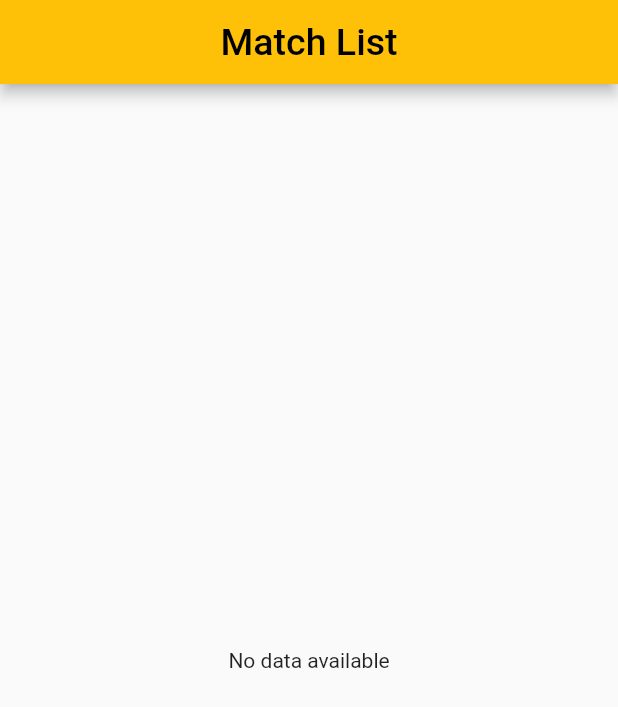
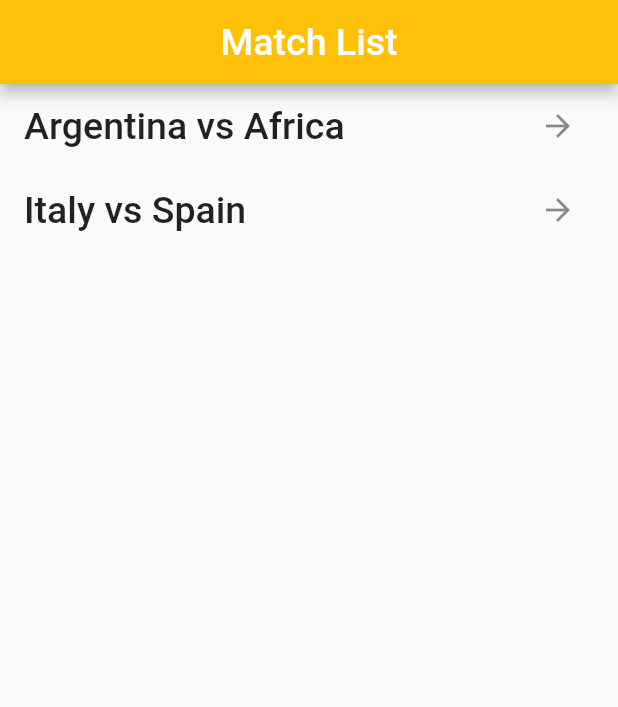
Before and after one commit to moniruzzaman76/simple-football-live-score-app-, a Flutter app: the screen it shows after launch, on a phone screen of 412 x 824 dp. Shown: the top 707 px of the screen. Run offline on Flutter 3.47's test engine with Material 2 defaults, Android fonts, the phone set to English and light mode, and no system bars; our stand-ins replace cloud_firestore, firebase_core; accounts and stored records are empty.

Commit message:
football live score app

```diff
--- a/lib/main.dart
+++ b/lib/main.dart
@@ -1,9 +1,9 @@
 import 'package:firebase_core/firebase_core.dart';
 import 'package:flutter/material.dart';
 import 'firebase_options.dart';
-import 'match_list_screen.dart';
+import 'match_list.dart';
 
-void main()async {
+Future<void> main()async {
   WidgetsFlutterBinding.ensureInitialized();
    await Firebase.initializeApp(
     options: DefaultFirebaseOptions.currentPlatform,
@@ -16,12 +16,9 @@ class MyApp extends StatelessWidget {
 
   @override
   Widget build(BuildContext context) {
-    return MaterialApp(
+    return const MaterialApp(
       debugShowCheckedModeBanner: false,
-      theme: ThemeData(
-        primarySwatch: Colors.amber
-      ),
-      home: const MatchListScreen(),
+      home: HomeScreen(),
     );
   }
 }
--- a/lib/match.dart
+++ /dev/null
@@ -1,30 +0,0 @@
-import 'package:cloud_firestore/cloud_firestore.dart';
-
-class Match {
-  final String teamA;
-  final String teamB;
-  final int goalsTeamA;
-  final int goalsTeamB;
-  final String runningTime;
-  final int totalMinutes;
-
-  Match({
-    required this.teamA,
-    required this.teamB,
-    required this.goalsTeamA,
-    required this.goalsTeamB,
-     required this.runningTime,
-    required this.totalMinutes,
-  });
-
-  factory Match.fromSnapshot(QueryDocumentSnapshot<Map<String, dynamic>> snapshot) {
-    return Match(
-      teamA: snapshot.data()['team_name_a'],
-      teamB: snapshot.data()['team_name_b'],
-      goalsTeamA: snapshot.data()['team_a_score'],
-      goalsTeamB: snapshot.data()['team_b_score'],
-      runningTime: snapshot.data()["runing_time"],
-      totalMinutes: snapshot.data()['total_time'],
-    );
-  }
-}
--- /dev/null
+++ b/lib/match_list.dart
@@ -0,0 +1,51 @@
+import 'package:flutter/material.dart';
+import 'match_number_two.dart';
+import 'match_number_one.dart';
+
+class HomeScreen extends StatelessWidget {
+  const HomeScreen({super.key});
+
+  @override
+  Widget build(BuildContext context) {
+    return Scaffold(
+      appBar: AppBar(
+        centerTitle: true,
+        backgroundColor: Colors.amber,
+        title: const Text('Match List',style: TextStyle(
+          color: Colors.white,
+          fontSize: 25
+        ),),
+      ),
+      body: Column(
+        children: [
+          ListTile(
+              title: const Text('Argentina vs Africa',style: TextStyle(
+                fontSize: 25,
+                fontWeight: FontWeight.w500,
+              ),),
+              trailing: IconButton(
+                onPressed: () {
+                  Navigator.push(context, MaterialPageRoute(builder: (context) {
+                    return const ArgentinaVsAfrica();
+                  }));
+                },
+                icon: const Icon(Icons.arrow_forward),
+              )),
+          ListTile(
+              title: const Text('Italy vs Spain',style: TextStyle(
+                fontSize: 25,
+                fontWeight: FontWeight.w500,
+              ),),
+              trailing: IconButton(
+                onPressed: () {
+                  Navigator.push(context, MaterialPageRoute(builder: (context) {
+                    return const ItalyVsSpain();
+                  }));
+                },
+                icon: const Icon(Icons.arrow_forward),
+              )),
+        ],
+      ),
+    );
+  }
+}
--- a/lib/match_list_screen.dart
+++ /dev/null
@@ -1,78 +0,0 @@
-import 'package:cloud_firestore/cloud_firestore.dart';
-import 'package:firebase_app/match_details_screen.dart';
-import 'package:flutter/material.dart';
-
-class MatchListScreen extends StatefulWidget {
-  const MatchListScreen({Key? key}) : super(key: key);
-
-  @override
-  State<MatchListScreen> createState() => _MatchListScreenState();
-}
-
-class _MatchListScreenState extends State<MatchListScreen> {
-
-
-  @override
-  Widget build(BuildContext context) {
-    return Scaffold(
-      appBar: AppBar(
-        centerTitle: true,
-        title: const Text(
-          "Match List",
-          style: TextStyle(
-            color: Colors.black,
-            fontSize: 25,
-          ),
-        ),
-      ),
-      body: StreamBuilder(
-        stream: FirebaseFirestore.instance.
-        collection("football live score").doc("xDeM8sjy7wmQkKRg6hiQ").snapshots(),
-        builder: (BuildContext context,
-            AsyncSnapshot<DocumentSnapshot<Map<String,dynamic>>> snapshot) {
-          if (snapshot.connectionState == ConnectionState.waiting) {
-            return const Center(child: CircularProgressIndicator());
-          } else if (snapshot.hasError) {
-            return Center(child: Text(snapshot.error.toString()));
-          }
-
-          if (!snapshot.hasData || snapshot.data!.data() == null) {
-            return const Center(child: Text("No data available"));
-          }
-
-          final data = snapshot.data!.data()!;
-
-          return ListTile(
-            onTap: () {
-              Navigator.push(context,
-                  MaterialPageRoute(builder: (context) => MatchDetailsScreen(matchData: data)));
-            },
-            title: Row(
-              children: [
-                Text(
-                  data["team_name_a"],
-                  style: const TextStyle(
-                    fontSize: 30,
-                  ),
-                ),
-                const SizedBox(width: 15,),
-                const Text("vs", style: TextStyle(
-                  fontSize: 25,
-                )),
-                const SizedBox(width: 15,),
-                Text(
-                  data["team_name_b"],
-                  style: const TextStyle(
-                    fontSize: 30,
-                  ),
-                ),
-              ],
-            ),
-            trailing: const Icon(Icons.arrow_forward),
-          );
-
-        },
-      ),
-    );
-  }
-}
```
Also changed, not shown: lib/match_details_screen.dart (deleted, +0 -70 lines), lib/match_number_one.dart (added, +107 -0 lines), lib/match_number_two.dart (added, +84 -0 lines).
